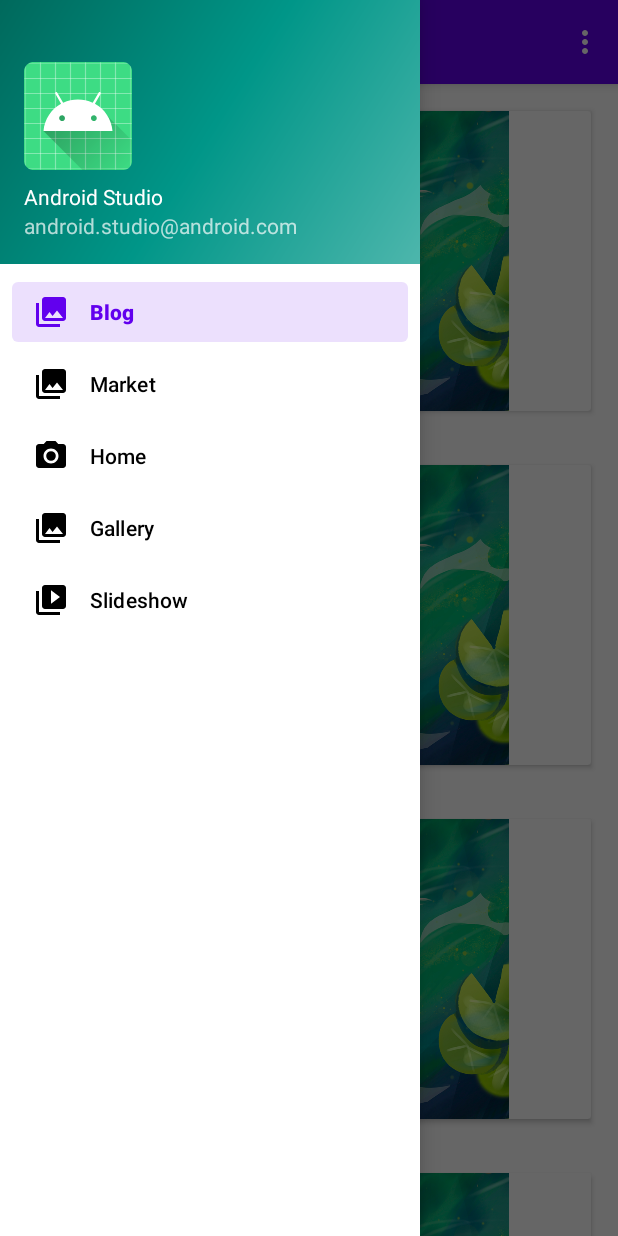
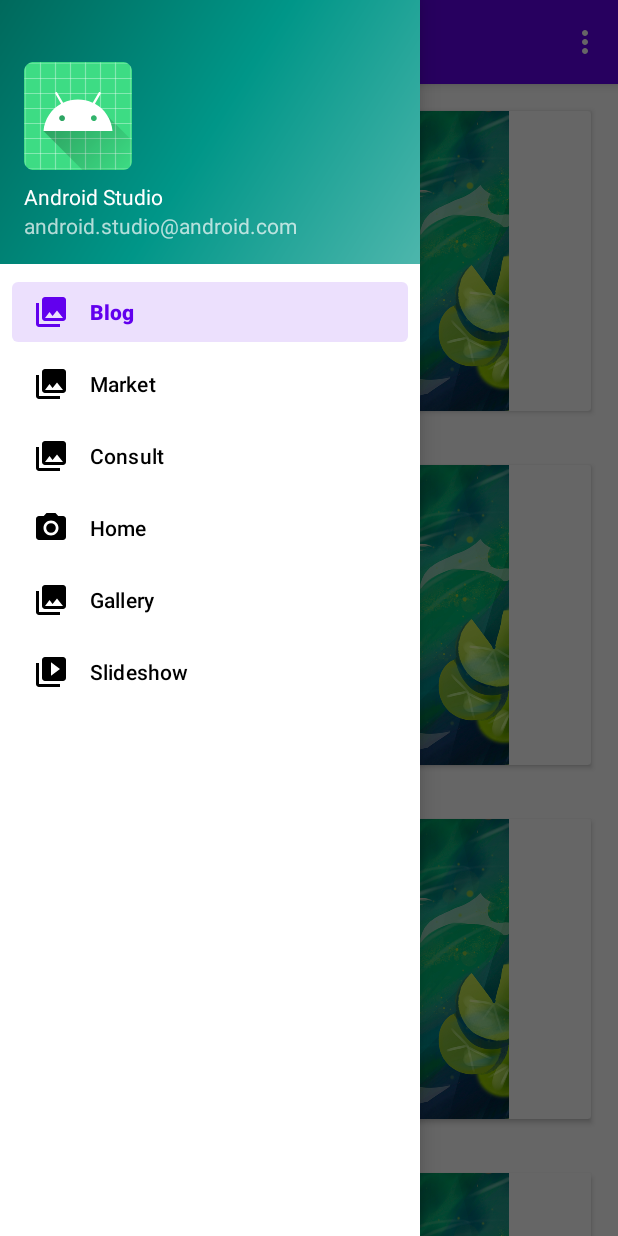
Before and after one commit to PhuPhuoc/koi-story-java-android, an Android app: the MainActivity screen opened directly, with no data from a screen before it, with the side drawer open, on a phone screen of 412 x 824 dp. Run offline under Robolectric (Android 15) with nearby library versions, the phone set to English and light mode, and no system bars; our stand-ins replace Picasso, navigation-ui; pictures from the network do not load.

Commit message:
Add layout menu consult

```diff
--- a/app/build.gradle
+++ b/app/build.gradle
@@ -43,8 +43,10 @@ dependencies {
     testImplementation libs.junit
     androidTestImplementation libs.ext.junit
     androidTestImplementation libs.espresso.core
+
     implementation 'com.github.bumptech.glide:glide:4.12.0'
     annotationProcessor 'com.github.bumptech.glide:compiler:4.12.0'
+    implementation 'com.android.volley:volley:1.2.1'
+    implementation 'com.squareup.picasso:picasso:2.8'
 
-    implementation 'com.squareup.picasso:picasso:2.8'
 }
--- a/app/src/main/java/com/koistorynew/LoginActivity.java
+++ b/app/src/main/java/com/koistorynew/LoginActivity.java
@@ -8,10 +8,13 @@ import android.widget.Toast;
 
 import androidx.appcompat.app.AppCompatActivity;
 
+import com.android.volley.RequestQueue;
+
 public class LoginActivity extends AppCompatActivity {
 
     private EditText email, password;
     private Button loginButton, registerButton;
+    private RequestQueue requestQueue;
 
     @Override
     protected void onCreate(Bundle savedInstanceState) {
--- a/app/src/main/java/com/koistorynew/MainActivity.java
+++ b/app/src/main/java/com/koistorynew/MainActivity.java
@@ -38,7 +38,7 @@ public class MainActivity extends AppCompatActivity {
         // menu should be considered as top level destinations.
         // định nghĩa fragment như là top-level destination
         mAppBarConfiguration = new AppBarConfiguration.Builder(
-                R.id.nav_home, R.id.nav_gallery, R.id.nav_slideshow, R.id.nav_blog, R.id.nav_market)
+                R.id.nav_home, R.id.nav_gallery, R.id.nav_slideshow, R.id.nav_blog, R.id.nav_market,R.id.nav_consult)
                 .setOpenableLayout(drawer)
                 .build();
         // đối tượng nav controller giúp điều hướng
--- a/app/src/main/res/menu/activity_main_drawer.xml
+++ b/app/src/main/res/menu/activity_main_drawer.xml
@@ -13,6 +13,10 @@
             android:icon="@drawable/ic_menu_gallery"
             android:title="@string/menu_market" />
         <item
+            android:id="@+id/nav_consult"
+            android:icon="@drawable/ic_menu_gallery"
+            android:title="@string/menu_consult" />
+        <item
             android:id="@+id/nav_home"
             android:icon="@drawable/ic_menu_camera"
             android:title="@string/menu_home" />
--- a/app/src/main/res/navigation/mobile_navigation.xml
+++ b/app/src/main/res/navigation/mobile_navigation.xml
@@ -18,6 +18,12 @@
         tools:layout="@layout/fragment_market" />
 
     <fragment
+        android:id="@+id/nav_consult"
+        android:name="com.koistorynew.ui.consult.ConsultFragment"
+        android:label="@string/menu_consult"
+        tools:layout="@layout/fragment_consult" />
+
+    <fragment
         android:id="@+id/nav_home"
         android:name="com.koistorynew.ui.home.HomeFragment"
         android:label="@string/menu_home"
--- a/app/src/main/res/values/strings.xml
+++ b/app/src/main/res/values/strings.xml
@@ -10,6 +10,7 @@
     <string name="menu_home">Home</string>
     <string name="menu_gallery">Gallery</string>
     <string name="menu_slideshow">Slideshow</string>
+    <string name="menu_consult">Consult</string>
 
 
     <string name="menu_blog">Blog</string>
```
Also changed, not shown: app/src/main/java/com/koistorynew/ui/consult/ConsultFragment.java (added, +37 -0 lines), app/src/main/java/com/koistorynew/ui/consult/ConsultViewModel.java (added, +20 -0 lines), app/src/main/res/layout/fragment_consult.xml (added, +23 -0 lines).
